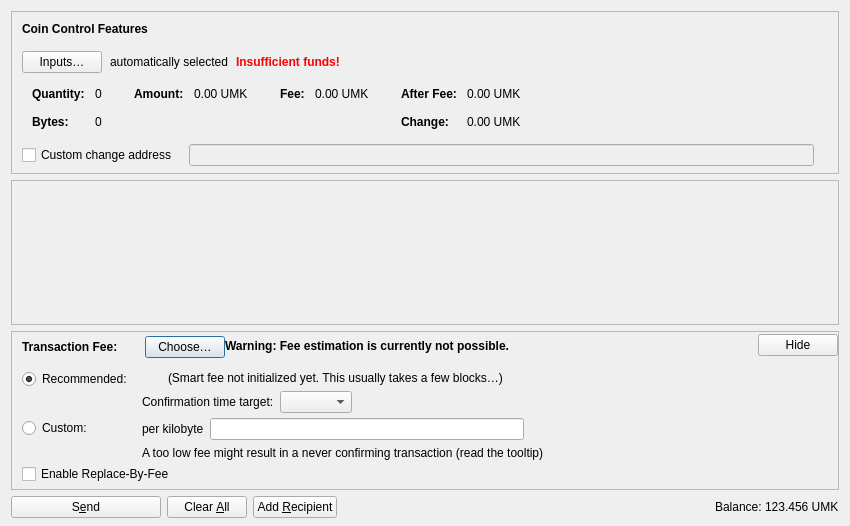
umkoin/umkoin, file src/qt/forms/sendcoinsdialog.ui: the form before one commit.
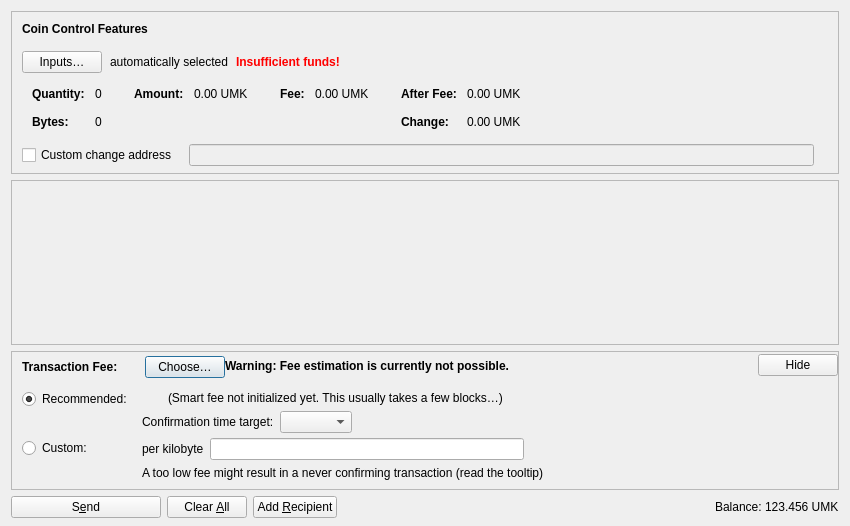
The form after the commit. Icons and pictures are not drawn. Custom widgets are drawn as their Qt base class.

The edit to the form file:
```diff
--- a/src/qt/forms/sendcoinsdialog.ui
+++ b/src/qt/forms/sendcoinsdialog.ui
@@ -1049,16 +1049,6 @@
              </item>
             </layout>
            </item>
-           <item>
-            <widget class="QCheckBox" name="optInRBF">
-             <property name="text">
-              <string>Enable Replace-By-Fee</string>
-             </property>
-             <property name="toolTip">
-              <string>With Replace-By-Fee (BIP-125) you can increase a transaction's fee after it is sent. Without this, a higher fee may be recommended to compensate for increased transaction delay risk.</string>
-             </property>
-            </widget>
-           </item>
           </layout>
          </widget>
         </item>
```
